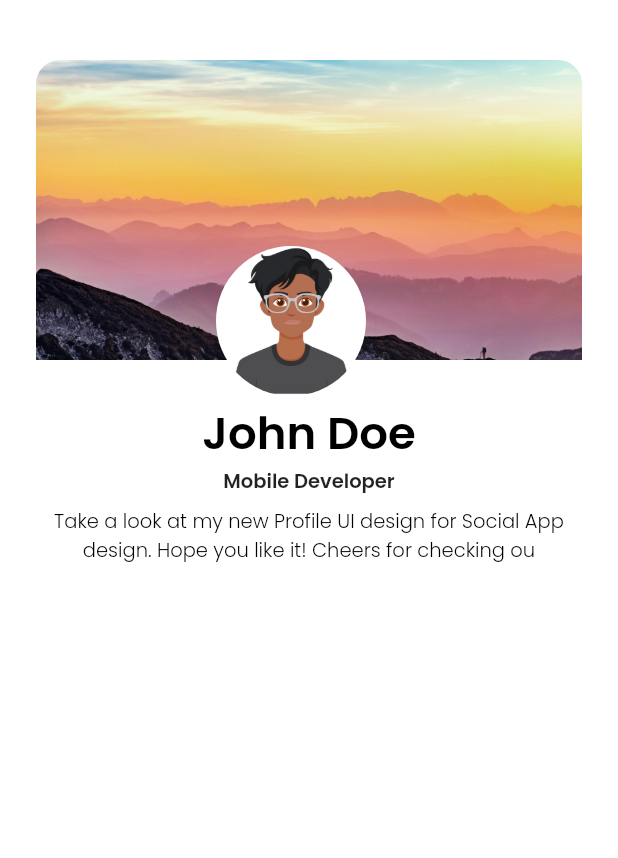
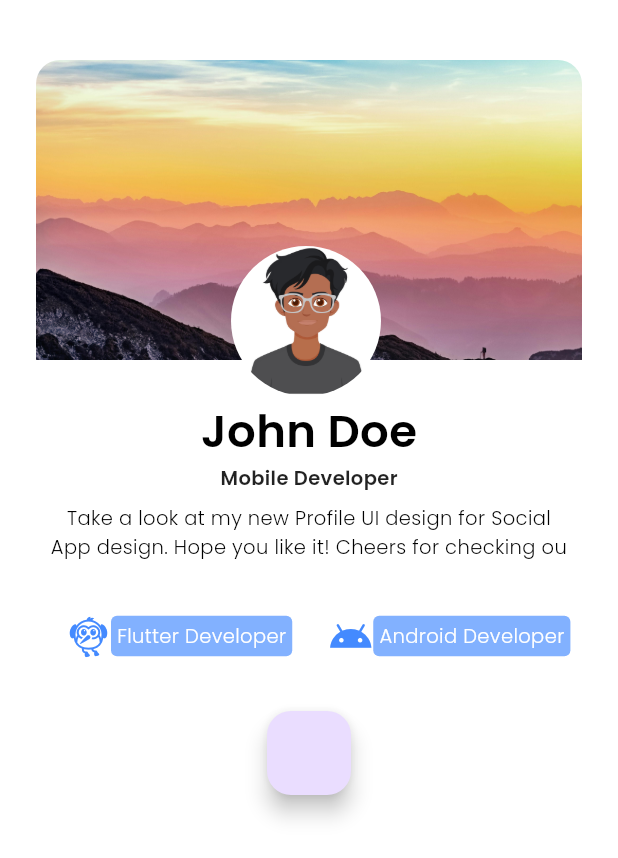
Before and after one commit to mungaimichael/flutter_lessons, a Flutter app: the Profile screen opened by its route, on a phone screen of 412 x 824 dp. Shown: the top 858 px of the screen. Run offline on Flutter 3.47's test engine with Material 3 defaults, Android fonts, the light colour scheme and no system bars; our stand-ins replace dio, get, google_fonts; missing offline and left inert: dart:ffi.

Commit message:
profile page

```diff
--- a/lib/screens/profile.dart
+++ b/lib/screens/profile.dart
@@ -1,15 +1,42 @@
 import 'package:flutter/cupertino.dart';
 import 'package:flutter/material.dart';
+import 'package:flutter_lessons/screens/login.dart';
+import 'package:get/get.dart';
 import 'package:google_fonts/google_fonts.dart';
 
+import '../widgets/ListItem.dart';
 
-class Profile extends StatelessWidget {
-  const Profile({super.key});
+
+class Profile extends GetView {
+
+  RxInt currentIndex = 0.obs;
+
 
   @override
   Widget build(BuildContext context) {
     return (
-          Container(padding: const EdgeInsets.symmetric(horizontal: 24,vertical: 16),
+      Scaffold(
+        // bottomNavigationBar: Obx(()=>BottomNavigationBar(
+        //   onTap: (index){
+        //     currentIndex.value = index;
+        //   },
+        //   currentIndex: currentIndex.value,
+        //   items: const <BottomNavigationBarItem>[
+        //     BottomNavigationBarItem(
+        //       icon: Icon(Icons.home),
+        //       label: 'Home',
+        //     ),
+        //     BottomNavigationBarItem(
+        //       icon: Icon(Icons.person),
+        //       label: 'Profile',
+        //     ),
+        //     BottomNavigationBarItem(
+        //       icon: Icon(Icons.settings),
+        //       label: 'Settings',
+        //     ),
+        //   ],
+        // )),
+        body: Container(padding: const EdgeInsets.symmetric(horizontal: 24,vertical: 16),
           height: double.infinity,
           width: double.infinity,
           color: Colors.white,
@@ -34,7 +61,7 @@
                     ),
                   ),
                   Positioned(
-                      left:120,
+                    left:130,
                     bottom: 2,
                     child: ClipRRect(
                       borderRadius: const BorderRadius.all(Radius.circular(50)),
@@ -75,9 +102,29 @@
                       fontWeight: FontWeight.w300
                   )),
                 ),
-                )
+              ),
+              SizedBox(
+                height: 100,
+                width: double.infinity,
+                child: ListView(
+                  padding: const EdgeInsets.only(left: 8),
+                  scrollDirection: Axis.horizontal,
+                  children: const [
+                    ListItem(title: "Flutter Developer", icon: Icons.flutter_dash_sharp, subtitle: "Flutter Developer"),
+                    ListItem(title: "Android Developer", icon: Icons.android, subtitle: "Android Developer"),
+                    ListItem(title: "Web Developer", icon: Icons.web, subtitle: "Web Developer"),
+                    ListItem(title: "iOS Developer", icon: Icons.apple, subtitle: "iOS Developer"),
+
+
 
                   ],
+                ),
+              ),
+              FloatingActionButton(onPressed: (){
+                Get.toNamed('about');
+              })
+            ],
+          ),
         ),
       )
     );
```
Lines whose indentation alone changed are shown as unchanged.
